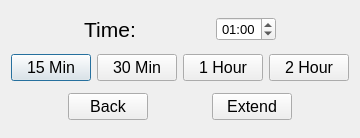
The window that UI/extendtimedialog.ui (Mohsenhatami000/GameNet-Manager) describes before a commit, drawn with Qt 5.
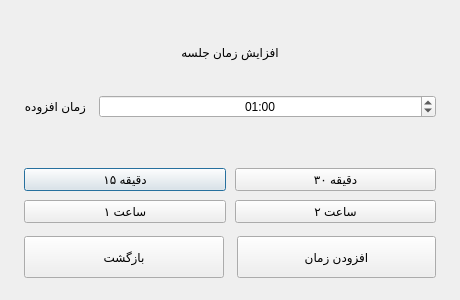
The same window after the commit.

What changed in the file:
```diff
--- a/UI/extendtimedialog.ui
+++ b/UI/extendtimedialog.ui
@@ -2,220 +2,12 @@
 <ui version="4.0">
  <class>ExtendTimeDialog</class>
  <widget class="QDialog" name="ExtendTimeDialog">
-  <property name="windowModality">
-   <enum>Qt::WindowModality::WindowModal</enum>
-  </property>
-  <property name="geometry">
-   <rect>
-    <x>0</x>
-    <y>0</y>
-    <width>358</width>
-    <height>138</height>
-   </rect>
-  </property>
-  <property name="windowTitle">
-   <string>Dialog</string>
-  </property>
-  <layout class="QVBoxLayout" name="verticalLayout">
-   <item>
-    <layout class="QHBoxLayout" name="horizontalLayout">
-     <item>
-      <spacer name="horizontalSpacer">
-       <property name="orientation">
-        <enum>Qt::Orientation::Horizontal</enum>
-       </property>
-       <property name="sizeHint" stdset="0">
-        <size>
-         <width>40</width>
-         <height>20</height>
-        </size>
-       </property>
-      </spacer>
-     </item>
-     <item>
-      <widget class="QLabel" name="label_time">
-       <property name="font">
-        <font>
-         <pointsize>16</pointsize>
-        </font>
-       </property>
-       <property name="text">
-        <string>Time:</string>
-       </property>
-       <property name="alignment">
-        <set>Qt::AlignmentFlag::AlignCenter</set>
-       </property>
-      </widget>
-     </item>
-     <item>
-      <spacer name="horizontalSpacer_3">
-       <property name="orientation">
-        <enum>Qt::Orientation::Horizontal</enum>
-       </property>
-       <property name="sizeHint" stdset="0">
-        <size>
-         <width>40</width>
-         <height>20</height>
-        </size>
-       </property>
-      </spacer>
-     </item>
-     <item>
-      <widget class="QTimeEdit" name="timeEdit_time">
-       <property name="font">
-        <font>
-         <pointsize>10</pointsize>
-        </font>
-       </property>
-       <property name="alignment">
-        <set>Qt::AlignmentFlag::AlignCenter</set>
-       </property>
-       <property name="displayFormat">
-        <string notr="true">hh:mm</string>
-       </property>
-       <property name="time">
-        <time>
-         <hour>1</hour>
-         <minute>0</minute>
-         <second>0</second>
-        </time>
-       </property>
-      </widget>
-     </item>
-     <item>
-      <spacer name="horizontalSpacer_2">
-       <property name="orientation">
-        <enum>Qt::Orientation::Horizontal</enum>
-       </property>
-       <property name="sizeHint" stdset="0">
-        <size>
-         <width>40</width>
-         <height>20</height>
-        </size>
-       </property>
-      </spacer>
-     </item>
-    </layout>
-   </item>
-   <item>
-    <layout class="QHBoxLayout" name="horizontalLayout_3">
-     <item>
-      <widget class="QPushButton" name="pushButton_15Min">
-       <property name="font">
-        <font>
-         <pointsize>12</pointsize>
-        </font>
-       </property>
-       <property name="text">
-        <string>15 Min</string>
-       </property>
-      </widget>
-     </item>
-     <item>
-      <widget class="QPushButton" name="pushButton_30Min">
-       <property name="font">
-        <font>
-         <pointsize>12</pointsize>
-        </font>
-       </property>
-       <property name="text">
-        <string>30 Min</string>
-       </property>
-      </widget>
-     </item>
-     <item>
-      <widget class="QPushButton" name="pushButton_1Hour">
-       <property name="font">
-        <font>
-         <pointsize>12</pointsize>
-        </font>
-       </property>
-       <property name="text">
-        <string>1 Hour</string>
-       </property>
-      </widget>
-     </item>
-     <item>
-      <widget class="QPushButton" name="pushButton_2Hour">
-       <property name="font">
-        <font>
-         <pointsize>12</pointsize>
-        </font>
-       </property>
-       <property name="text">
-        <string>2 Hour</string>
-       </property>
-      </widget>
-     </item>
-    </layout>
-   </item>
-   <item>
-    <layout class="QHBoxLayout" name="horizontalLayout_2">
-     <item>
-      <spacer name="horizontalSpacer_4">
-       <property name="orientation">
-        <enum>Qt::Orientation::Horizontal</enum>
-       </property>
-       <property name="sizeHint" stdset="0">
-        <size>
-         <width>40</width>
-         <height>20</height>
-        </size>
-       </property>
-      </spacer>
-     </item>
-     <item>
-      <widget class="QPushButton" name="pushButton_back">
-       <property name="font">
-        <font>
-         <pointsize>12</pointsize>
-        </font>
-       </property>
-       <property name="text">
-        <string>Back</string>
-       </property>
-      </widget>
-     </item>
-     <item>
-      <spacer name="horizontalSpacer_6">
-       <property name="orientation">
-        <enum>Qt::Orientation::Horizontal</enum>
-       </property>
-       <property name="sizeHint" stdset="0">
-        <size>
-         <width>40</width>
-         <height>20</height>
-        </size>
-       </property>
-      </spacer>
-     </item>
-     <item>
-      <widget class="QPushButton" name="pushButton_extend">
-       <property name="font">
-        <font>
-         <pointsize>12</pointsize>
-        </font>
-       </property>
-       <property name="text">
-        <string>Extend</string>
-       </property>
-      </widget>
-     </item>
-     <item>
-      <spacer name="horizontalSpacer_5">
-       <property name="orientation">
-        <enum>Qt::Orientation::Horizontal</enum>
-       </property>
-       <property name="sizeHint" stdset="0">
-        <size>
-         <width>40</width>
-         <height>20</height>
-        </size>
-       </property>
-      </spacer>
-     </item>
-    </layout>
-   </item>
+  <property name="windowModality"><enum>Qt::WindowModality::WindowModal</enum></property><property name="geometry"><rect><x>0</x><y>0</y><width>460</width><height>300</height></rect></property><property name="minimumSize"><size><width>420</width><height>275</height></size></property><property name="windowTitle"><string>افزایش زمان</string></property><property name="modal"><bool>true</bool></property>
+  <layout class="QVBoxLayout" name="verticalLayout"><property name="leftMargin"><number>24</number></property><property name="topMargin"><number>22</number></property><property name="rightMargin"><number>24</number></property><property name="bottomMargin"><number>22</number></property><property name="spacing"><number>13</number></property>
+   <item><widget class="QLabel" name="extendTitle"><property name="text"><string>افزایش زمان جلسه</string></property><property name="alignment"><set>Qt::AlignmentFlag::AlignCenter</set></property></widget></item>
+   <item><layout class="QFormLayout" name="extendForm"><item row="0" column="0"><widget class="QLabel" name="label_time"><property name="text"><string>زمان افزوده</string></property></widget></item><item row="0" column="1"><widget class="QTimeEdit" name="timeEdit_time"><property name="alignment"><set>Qt::AlignmentFlag::AlignCenter</set></property><property name="displayFormat"><string>hh:mm</string></property><property name="time"><time><hour>1</hour><minute>0</minute><second>0</second></time></property></widget></item></layout></item>
+   <item><layout class="QGridLayout" name="quickTimeGrid"><property name="horizontalSpacing"><number>9</number></property><property name="verticalSpacing"><number>9</number></property><item row="0" column="0"><widget class="QPushButton" name="pushButton_15Min"><property name="text"><string>۱۵ دقیقه</string></property></widget></item><item row="0" column="1"><widget class="QPushButton" name="pushButton_30Min"><property name="text"><string>۳۰ دقیقه</string></property></widget></item><item row="1" column="0"><widget class="QPushButton" name="pushButton_1Hour"><property name="text"><string>۱ ساعت</string></property></widget></item><item row="1" column="1"><widget class="QPushButton" name="pushButton_2Hour"><property name="text"><string>۲ ساعت</string></property></widget></item></layout></item>
+   <item><layout class="QHBoxLayout" name="extendActions"><item><widget class="QPushButton" name="pushButton_back"><property name="minimumSize"><size><width>0</width><height>42</height></size></property><property name="text"><string>بازگشت</string></property></widget></item><item><widget class="QPushButton" name="pushButton_extend"><property name="minimumSize"><size><width>0</width><height>42</height></size></property><property name="text"><string>افزودن زمان</string></property></widget></item></layout></item>
   </layout>
  </widget>
  <resources/>
```
Left out of the diff: 4 changed lines with no effect on the pictures.
